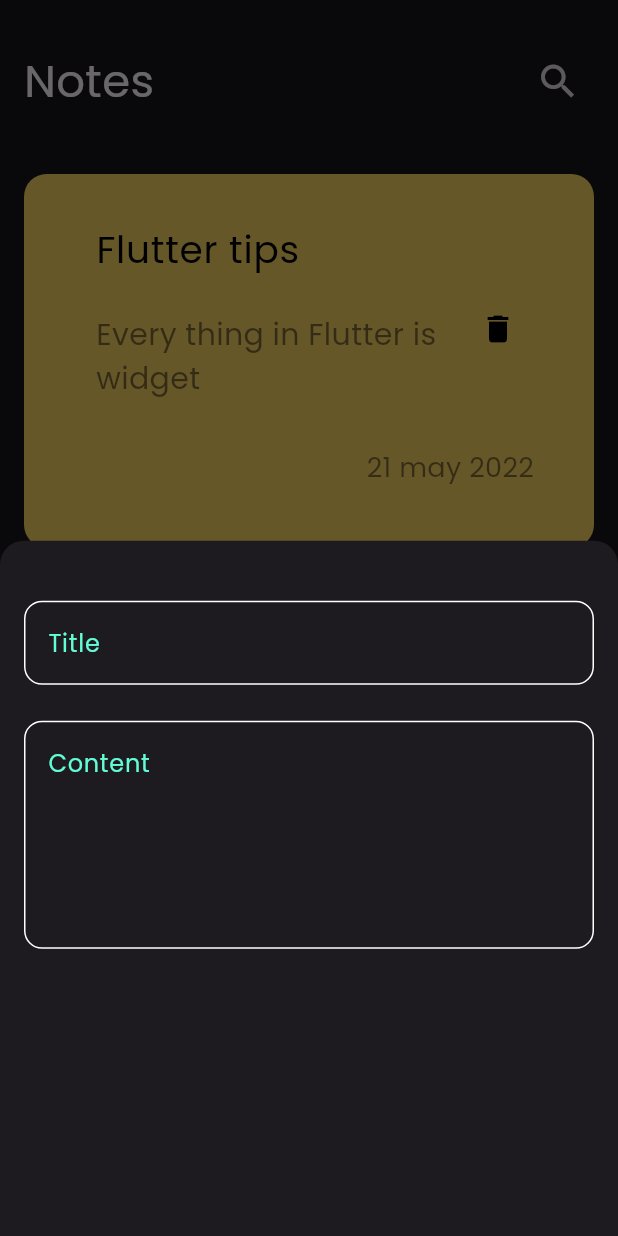
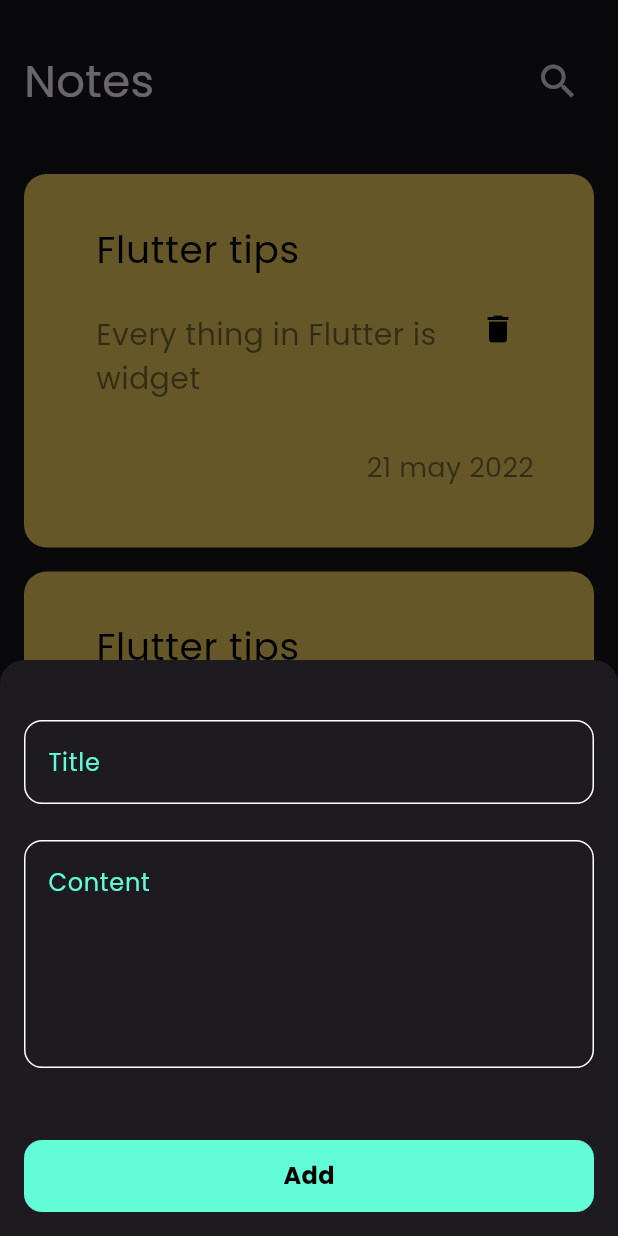
Before and after one commit to Mohammed-Elhawary/note_app, a Flutter app: the screen it shows after launch, after a tap on the "add" icon, on a phone screen of 412 x 824 dp. Run offline on Flutter 3.47's test engine with Material 3 defaults, Android fonts, the phone set to English and light mode, and no system bars.

Commit message:
final_customBtn_sheet

```diff
--- a/lib/views/widgets/add_note_bottom_sheet.dart
+++ b/lib/views/widgets/add_note_bottom_sheet.dart
@@ -1,4 +1,6 @@
 import 'package:flutter/material.dart';
+import 'package:notes_app/constant_color.dart';
+import 'package:notes_app/views/widgets/custom_btn.dart';
 import 'package:notes_app/views/widgets/custom_text_field.dart';
 
 class AddNoteBottomSheet extends StatelessWidget {
@@ -8,13 +10,17 @@ class AddNoteBottomSheet extends StatelessWidget {
   Widget build(BuildContext context) {
     return Padding(
       padding: const EdgeInsets.all(16.0),
+      child: SingleChildScrollView(
         child: Column(
           children: [
             SizedBox(height: 24),
             CustomTextField(hintText: 'Title'),
             SizedBox(height: 24),
             CustomTextField(hintText: 'Content', maxLines: 5),
+            SizedBox(height: 48),
+            CustomBtn(),
           ],
+        ),
       ),
     );
   }
--- /dev/null
+++ b/lib/views/widgets/custom_btn.dart
@@ -0,0 +1,28 @@
+import 'package:flutter/material.dart';
+import 'package:notes_app/constant_color.dart';
+
+class CustomBtn extends StatelessWidget {
+  const CustomBtn({super.key});
+
+  @override
+  Widget build(BuildContext context) {
+    return Container(
+      width: MediaQuery.of(context).size.width,
+      height: 48,
+      decoration: BoxDecoration(
+        color: kPrimary,
+        borderRadius: BorderRadius.circular(12),
+      ),
+      child: Center(
+        child: Text(
+          'Add',
+          style: TextStyle(
+            color: Colors.black,
+            fontSize: 16,
+            fontWeight: FontWeight.bold,
+          ),
+        ),
+      ),
+    );
+  }
+}
```
Lines whose indentation alone changed are shown as unchanged.
